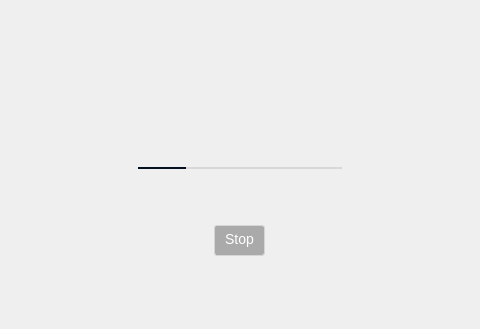
The window that src/MEGASync/gui/linux/ViewLoadingScene.ui (meganz/MEGAsync) describes before a commit, drawn with Qt 5; both pictures show x 90 to 570 and y 0 to 329 of the 706 by 419 pixel window.
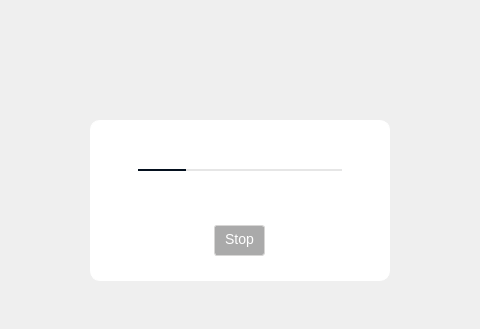
The same window after the commit.

Commit message: Update uis with correct names

Diff of the .ui file:
```diff
--- a/src/MEGASync/gui/linux/ViewLoadingScene.ui
+++ b/src/MEGASync/gui/linux/ViewLoadingScene.ui
@@ -35,14 +35,14 @@
     </size>
    </property>
    <property name="styleSheet">
-    <string notr="true">#MessageContainer
+    <string notr="true">#wMessageContainer
 {
 border: 1px solid white;
 border-radius: 10px;
 background-color: white;
 }
 
-#MessageLabel
+#lMessageLabel
 {
   font-size:16px;
   line-height: 30px;
@@ -50,7 +50,7 @@
   color: #666666;
 }
 
-#ProgressLabel
+#lProgressLabel
 {
   font-size:12px;
   line-height: 18px;
```
The commit also changes 1 other file.
